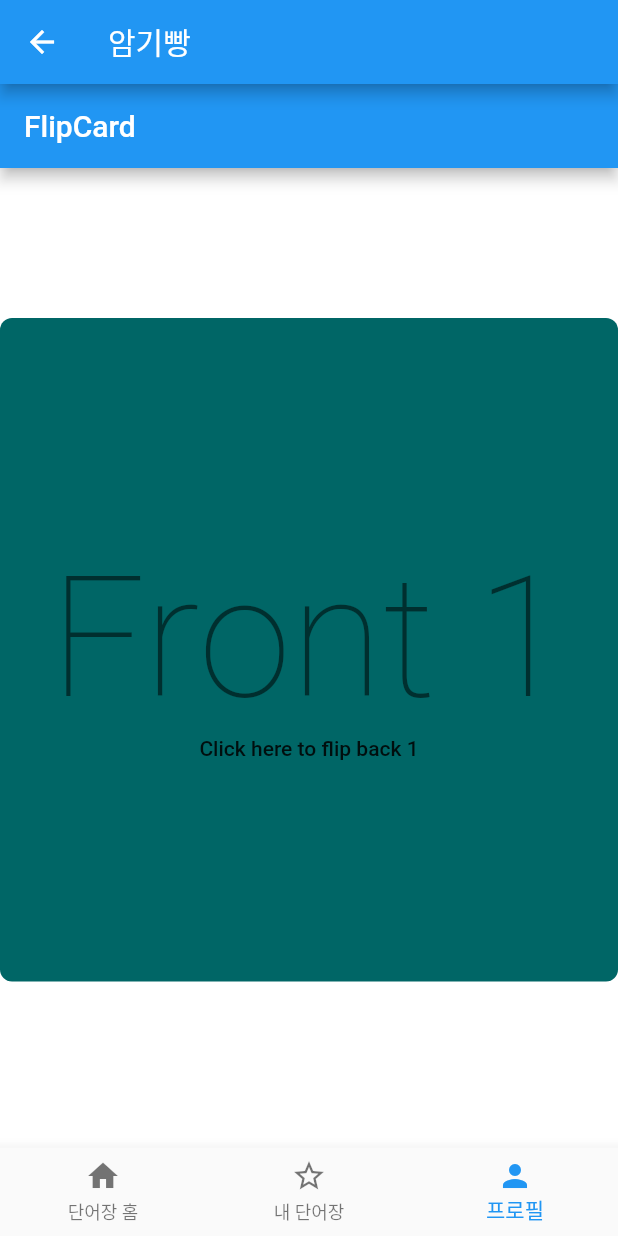
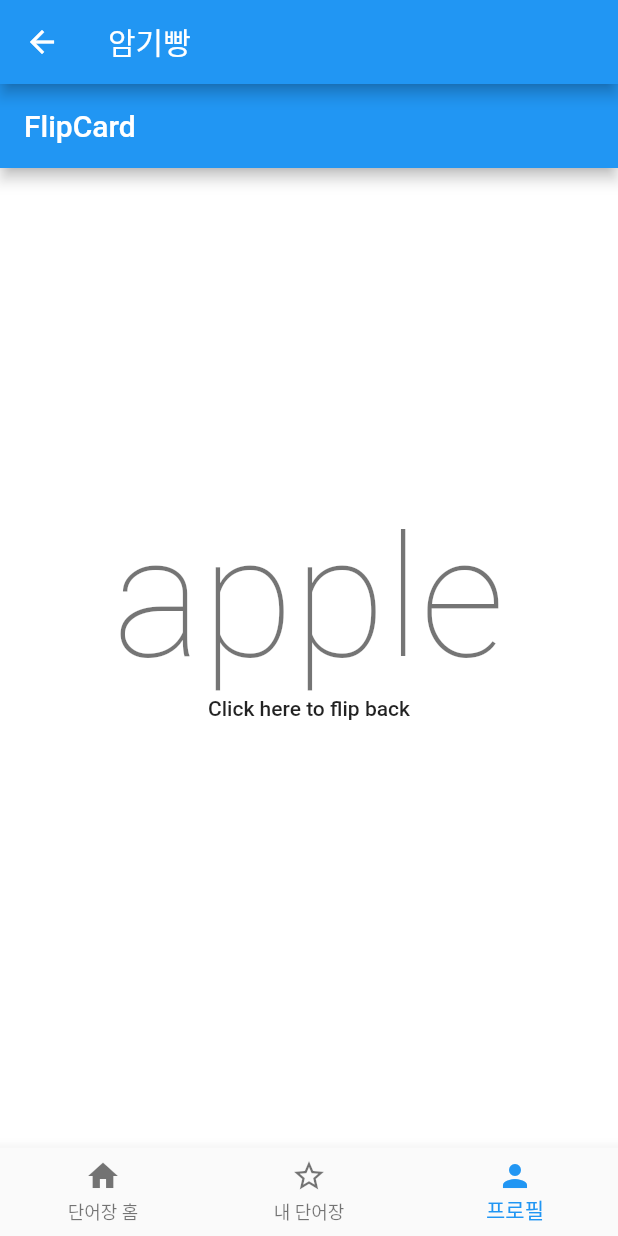
Before and after one commit to Jeong-baechoo/voca_app, a Flutter app: the screen it shows after launch, item 3 of the bottom bar chosen, on a phone screen of 412 x 824 dp. Run offline on Flutter 3.47's test engine with Material 2 defaults, Android fonts, the light colour scheme and no system bars; drawn by our look-alikes of flip_card.

Commit message:
위젯 분할

```diff
--- a/voca_app/lib/main.dart
+++ b/voca_app/lib/main.dart
@@ -29,7 +29,7 @@ class _MyHomePageState extends State<MyHomePage> {
   final List<Widget> _pages = [
     MyHomeScreen(),
     const GridViewPage(),
-    const HomePage(),
+    HomePage(),
   ];
 
   final List<String> _titles = [
@@ -200,17 +200,6 @@ class _GridViewPageState extends State<GridViewPage> {
               Expanded(
                 child: Text(items[index]),
               ),
-              ElevatedButton(
-                onPressed: () {
-                  _onQuizButtonTap(index);
-                },
-                style: ElevatedButton.styleFrom(
-                  shape: RoundedRectangleBorder(
-                    borderRadius: BorderRadius.circular(100), // 원형 버튼 모양
-                  ),
-                ),
-                child: Text('퀴즈풀기'),
-              ),
             ],
           ),
         ),
@@ -253,7 +242,7 @@ class _GridViewPageState extends State<GridViewPage> {
 }
 
 class DetailScreen extends StatelessWidget {
-  final List<String> savedWords; // 단어 목록을 저장할 변수
+  final List<String> savedWords;
 
   const DetailScreen({Key? key, required this.savedWords}) : super(key: key);
 
@@ -265,50 +254,60 @@ class DetailScreen extends StatelessWidget {
       ),
       body: Column(
         children: [
-          Container(
-            height: 200,
-            padding: EdgeInsets.all(10.0),
-            child: PageView(
-              children: const [
-                Card(
-                  child: Center(
-                    child: Text('페이지 1', style: TextStyle(fontSize: 24.0)),
-                  ),
-                ),
-                Card(
-                  child: Center(
-                    child: Text('페이지 2', style: TextStyle(fontSize: 24.0)),
-                  ),
-                ),
-                Card(
-                  child: Center(
-                    child: Text('페이지 3', style: TextStyle(fontSize: 24.0)),
-                  ),
+          const SizedBox(height: 20),
+          _buildQuizSection(context),
+          Divider(color: Colors.black),
+          Expanded(
+            child: _buildSavedWordsList(),
           ),
         ],
       ),
+    );
+  }
+
+  Widget _buildQuizSection(BuildContext context) {
+    return Row(
+      mainAxisAlignment: MainAxisAlignment.spaceBetween,
+      children: [
+        const Text('퀴즈풀기'),
+        FloatingActionButton(
+          child: Icon(Icons.play_arrow),
+          onPressed: () {
+            Navigator.push(
+              context,
+              MaterialPageRoute(
+                builder: (context) => HomePage(),
               ),
-          // 여기에 낱말 카드와 테스트 리스트 또는 다른 위젯 추가
-          // 예를 들어:
-          InkWell(
+            );
+          },
+        ),
+      ],
+    );
+  }
+
+  Widget _buildSavedWordsList() {
+    return ListView.builder(
+      itemCount: savedWords.length,
+      itemBuilder: (context, index) {
+        return InkWell(
           onTap: () {
             Navigator.push(
               context,
               MaterialPageRoute(
-                      builder: (context) =>
-                          HomePage()) // NextScreen은 대체할 새로운 화면입니다
+                builder: (context) => HomePage(),
+              ),
             );
           },
-            child: Card(
-              child: Center(
-                child: Text('낱말 카드', style: TextStyle(fontSize: 24.0)),
+          child: Column(
+            children: <Widget>[
+              ListTile(
+                title: Text(savedWords[index]),
               ),
-            ),
+              Divider(color: Colors.black),
             ],
           ),
-          // 다른 위젯 추가
-        ],
-      ),
+        );
+      },
     );
   }
 }
@@ -317,7 +316,6 @@ class HomePage extends StatelessWidget {
   HomePage({Key? key});
   final List<String> frontTexts = ['apple', 'Front 2'];
   final List<String> backTexts = ['사과', 'Back 2'];
-
   Widget _renderBackground() {
     return Container(
       decoration: BoxDecoration(color: const Color(0xFFFFFFFF)),
@@ -335,11 +333,20 @@ class HomePage extends StatelessWidget {
     );
   }
 
+  Widget _renderFlipCardContainer(String frontText, String backText) {
+    return Container(
+      child: FlipCardContainer(
+        frontText: frontText,
+        backText: backText,
+      ),
+    );
+  }
+
   @override
   Widget build(BuildContext context) {
     return Scaffold(
       appBar: AppBar(
-        title: const Text('FlipCard'),
+        title: Text('FlipCard'),
       ),
       body: Stack(
         fit: StackFit.expand,
@@ -348,95 +355,17 @@ class HomePage extends StatelessWidget {
           Column(
             crossAxisAlignment: CrossAxisAlignment.stretch,
             children: <Widget>[
-              SizedBox(
-                height: 100,
-              ),
-              // _renderAppBar(context),
+              _renderAppBar(context),
               Expanded(
                 flex: 4,
                 child: PageView(
-                  children: [
-                    Container(
-                      child: FlipCard(
-                        direction: FlipDirection.HORIZONTAL,
-                        side: CardSide.FRONT,
-                        speed: 1000,
-                        onFlipDone: (status) {
-                          print(status);
-                        },
-                        front: Container(
-                          decoration: BoxDecoration(
-                            color: Color(0xFF006666),
-                            borderRadius:
-                                BorderRadius.all(Radius.circular(8.0)),
-                          ),
-                          child: Column(
-                            mainAxisAlignment: MainAxisAlignment.center,
-                            children: <Widget>[
-                              Text('Front 1',
-                                  style: Theme.of(context).textTheme.headline1),
-                              Text('Click here to flip back 1',
-                                  style: Theme.of(context).textTheme.bodyText1),
-                            ],
+                  children: List.generate(
+                    frontTexts.length,
+                    (index) => _renderFlipCardContainer(
+                      frontTexts[index],
+                      backTexts[index],
                     ),
                   ),
-                        back: Container(
-                          decoration: BoxDecoration(
-                            color: Color(0xFF006666),
-                            borderRadius:
-                                BorderRadius.all(Radius.circular(8.0)),
-                          ),
-                          child: Column(
-                            mainAxisAlignment: MainAxisAlignment.center,
-                            children: <Widget>[
-                              Text('Back 1',
-                                  style: Theme.of(context).textTheme.headline1),
-                              Text('Click here to flip front 1',
-                                  style: Theme.of(context).textTheme.bodyText1),
-                            ],
-                          ),
-                        ),
-                      ),
-                    ),
-                    FlipCard(
-                      direction: FlipDirection.HORIZONTAL,
-                      side: CardSide.FRONT,
-                      speed: 1000,
-                      onFlipDone: (status) {
-                        print(status);
-                      },
-                      front: Container(
-                        decoration: BoxDecoration(
-                          color: Color(0xFF006666),
-                          borderRadius: BorderRadius.all(Radius.circular(8.0)),
-                        ),
-                        child: Column(
-                          mainAxisAlignment: MainAxisAlignment.center,
-                          children: <Widget>[
-                            Text('Front 2',
-                                style: Theme.of(context).textTheme.headline1),
-                            Text('Click here to flip back 2',
-                                style: Theme.of(context).textTheme.bodyText1),
-                          ],
-                        ),
-                      ),
-                      back: Container(
-                        decoration: BoxDecoration(
-                          color: Color(0xFF006666),
-                          borderRadius: BorderRadius.all(Radius.circular(8.0)),
-                        ),
-                        child: Column(
-                          mainAxisAlignment: MainAxisAlignment.center,
-                          children: <Widget>[
-                            Text('Back 2',
-                                style: Theme.of(context).textTheme.headline1),
-                            Text('Click here to flip front 2',
-                                style: Theme.of(context).textTheme.bodyText1),
-                          ],
-                        ),
-                      ),
-                    ),
-                  ],
                 ),
               ),
               Expanded(
```
Lines whose indentation alone changed are shown as unchanged.
